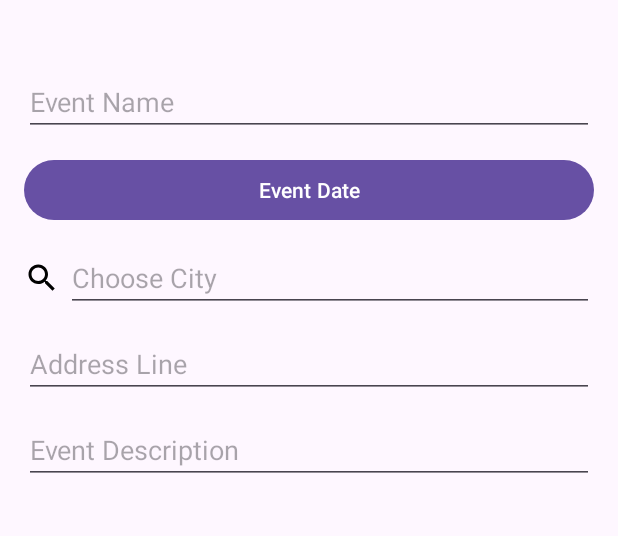
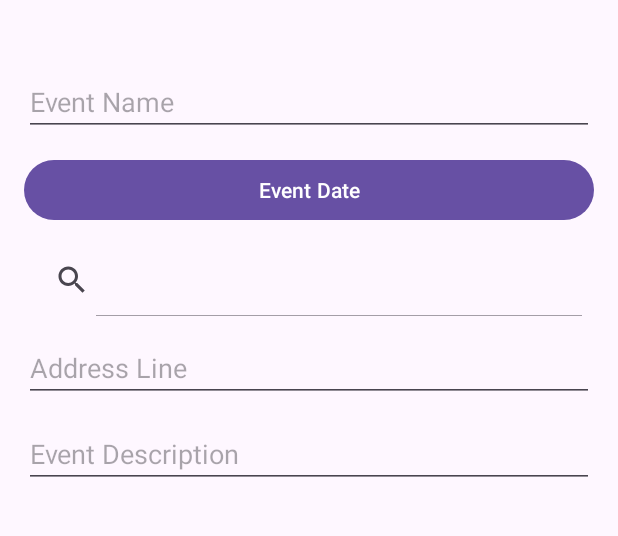
Before and after one commit to EinTheFrog/EventListExercise, an Android app: the screen it shows after launch (MainActivity), after a tap on "Add new event", on a phone screen of 412 x 824 dp, the part 70-606 px from its top. Run offline under Robolectric (Android 15) with nearby library versions, the phone set to English and light mode, and no system bars.

Commit message:
Add city suggestions

```diff
--- a/app/build.gradle
+++ b/app/build.gradle
@@ -57,7 +57,6 @@ dependencies {
 
     // room
     implementation "androidx.room:room-runtime:2.5.2"
-    annotationProcessor "androidx.room:room-compiler:2.5.2"
     kapt "androidx.room:room-compiler:2.5.2"
 
     // material
--- a/app/src/main/java/com/example/eventcalendar/domain/EventRepository.kt
+++ b/app/src/main/java/com/example/eventcalendar/domain/EventRepository.kt
@@ -1,6 +1,7 @@
 package com.example.eventcalendar.domain
 
 import com.example.eventcalendar.model.EventType
+import com.example.eventcalendar.model.domain.CityDomain
 import com.example.eventcalendar.model.domain.EventDomain
 
 interface EventRepository {
@@ -17,4 +18,6 @@ interface EventRepository {
     suspend fun changeEventType(eventId: Int, eventType: EventType): Result<EventDomain>
 
     suspend fun deleteEvent(eventId: Int): Result<Boolean>
+
+    suspend fun getCitySuggestions(searchQuery: String): Result<List<CityDomain>>
 }
--- a/app/src/main/java/com/example/eventcalendar/domain/EventRepositoryImpl.kt
+++ b/app/src/main/java/com/example/eventcalendar/domain/EventRepositoryImpl.kt
@@ -4,6 +4,7 @@ import com.example.eventcalendar.data.network.EventApi
 import com.example.eventcalendar.model.domain.EventDomain
 import com.example.eventcalendar.data.storage.EventDao
 import com.example.eventcalendar.model.EventType
+import com.example.eventcalendar.model.domain.CityDomain
 import com.example.eventcalendar.utils.mappers.EventMapper
 import kotlinx.coroutines.Dispatchers
 import kotlinx.coroutines.withContext
@@ -55,4 +56,8 @@ class EventRepositoryImpl @Inject constructor(
     override suspend fun deleteEvent(eventId: Int): Result<Boolean> {
         TODO("Not yet implemented")
     }
+
+    override suspend fun getCitySuggestions(searchQuery: String): Result<List<CityDomain>> {
+        TODO("Not yet implemented")
+    }
 }
--- a/app/src/main/java/com/example/eventcalendar/domain/EventRepositoryMock.kt
+++ b/app/src/main/java/com/example/eventcalendar/domain/EventRepositoryMock.kt
@@ -5,73 +5,89 @@ import com.example.eventcalendar.model.EventType
 import com.example.eventcalendar.model.domain.CityDomain
 import com.example.eventcalendar.model.domain.EventDomain
 import com.example.eventcalendar.model.domain.WeatherDomain
+import kotlinx.coroutines.Dispatchers
+import kotlinx.coroutines.withContext
 import java.util.Calendar
 import javax.inject.Inject
 import javax.inject.Singleton
 
 @Singleton
 class EventRepositoryMock @Inject constructor(): EventRepository {
+    private val cityList = listOf(
+        CityDomain(0, "Dubai", 0.0, 0.0, "UAE"),
+        CityDomain(1, "Saint Petersburg", 0.0, 0.0, "Russia"),
+        CityDomain(2, "Tbilisi", 0.0, 0.0, "Georgia"),
+        CityDomain(3, "Yerevan", 0.0, 0.0, "Armenia"),
+        CityDomain(4, "Moscow", 0.0, 0.0, "Russia"),
+        CityDomain(5, "Tel-Aviv", 0.0, 0.0, "Israel")
+    )
     private val eventList = mutableListOf(
-        EventDomain(0, "Event 0", CityDomain(0, "Dubai", 0.0, 0.0, "UAE"), "", WeatherDomain(0, 43.0, "", Calendar.getInstance()), Calendar.getInstance(), "", EventType.VISITED),
-        EventDomain(1, "Event 1", CityDomain(1, "Saint Petersburg", 0.0, 0.0, "Russia"), "", WeatherDomain(0, 23.0, "", Calendar.getInstance()), Calendar.getInstance(), "", EventType.VISITED),
-        EventDomain(2, "Event 2", CityDomain(2, "Tbilisi", 0.0, 0.0, "Georgia"), "", WeatherDomain(0, 31.5, "", Calendar.getInstance()), Calendar.getInstance(), "", EventType.COMING),
-        EventDomain(3, "Event 3", CityDomain(3, "Erevan", 0.0, 0.0, "Armenia"), "", WeatherDomain(0, 34.0, "", Calendar.getInstance()), Calendar.getInstance(), "", EventType.COMING),
-        EventDomain(4, "Event 4", CityDomain(4, "Moscow", 0.0, 0.0, "Russia"), "", WeatherDomain(0, 28.0, "", Calendar.getInstance()), Calendar.getInstance(), "", EventType.COMING),
-        EventDomain(5, "Event 5", CityDomain(5, "Tel-Aviv", 0.0, 0.0, "Israel"), "", WeatherDomain(0, 39.0, "", Calendar.getInstance()), Calendar.getInstance(), "", EventType.MISSED)
+        EventDomain(0, "Event 0", cityList[0], "", WeatherDomain(0, 43.0, "", Calendar.getInstance()), Calendar.getInstance(), "", EventType.VISITED),
+        EventDomain(1, "Event 1", cityList[1], "", WeatherDomain(0, 23.0, "", Calendar.getInstance()), Calendar.getInstance(), "", EventType.VISITED),
+        EventDomain(2, "Event 2", cityList[2], "", WeatherDomain(0, 31.5, "", Calendar.getInstance()), Calendar.getInstance(), "", EventType.COMING),
+        EventDomain(3, "Event 3", cityList[3], "", WeatherDomain(0, 34.0, "", Calendar.getInstance()), Calendar.getInstance(), "", EventType.COMING),
+        EventDomain(4, "Event 4", cityList[4], "", WeatherDomain(0, 28.0, "", Calendar.getInstance()), Calendar.getInstance(), "", EventType.COMING),
+        EventDomain(5, "Event 5", cityList[5], "", WeatherDomain(0, 39.0, "", Calendar.getInstance()), Calendar.getInstance(), "", EventType.MISSED)
     )
 
-    override suspend fun getEvents(): Result<List<EventDomain>> {
-        return Result.success(eventList)
+    override suspend fun getEvents() = withContext(Dispatchers.IO) {
+        return@withContext Result.success(eventList)
     }
 
-    override suspend fun getEventById(eventId: Int): Result<EventDomain> {
+    override suspend fun getEventById(eventId: Int) = withContext(Dispatchers.IO) {
         for (event in eventList) {
-            if (event.id == eventId) return Result.success(event)
+            if (event.id == eventId) return@withContext Result.success(event)
         }
-        return Result.failure(NotFoundException("Event not found"))
+        return@withContext Result.failure(NotFoundException("Event not found"))
     }
 
-    override suspend fun saveEvent(event: EventDomain): Result<Boolean> {
+    override suspend fun saveEvent(event: EventDomain) = withContext(Dispatchers.IO) {
         eventList.add(event)
-        return Result.success(true)
+        return@withContext Result.success(true)
     }
 
-    override suspend fun updateEvent(event: EventDomain): Result<Boolean> {
+    override suspend fun updateEvent(event: EventDomain) = withContext(Dispatchers.IO) {
         for (i in eventList.indices) {
             val oldEvent = eventList[i]
             if (oldEvent.id == event.id) {
                 eventList[i] = event
-                return Result.success(true)
+                return@withContext Result.success(true)
             }
         }
-        return Result.failure(NotFoundException("Event not found"))
+        return@withContext Result.failure(NotFoundException("Event not found"))
     }
 
-    override suspend fun generateEventId(): Result<Int> {
+    override suspend fun generateEventId() = withContext(Dispatchers.IO) {
         val lastId = if (eventList.isEmpty()) 0 else eventList.last().id
-        return Result.success(lastId + 1)
+        return@withContext Result.success(lastId + 1)
     }
 
-    override suspend fun changeEventType(eventId: Int, eventType: EventType): Result<EventDomain> {
+    override suspend fun changeEventType(eventId: Int, eventType: EventType) = withContext(Dispatchers.IO) {
         for (i in eventList.indices) {
             val event = eventList[i]
             if (event.id == eventId) {
                 val newEvent = event.copy(eventType = eventType)
                 eventList[i] = newEvent
-                return Result.success(newEvent)
+                return@withContext Result.success(newEvent)
             }
         }
-        return Result.failure(NotFoundException("Event not found"))
+        return@withContext Result.failure(NotFoundException("Event not found"))
     }
 
-    override suspend fun deleteEvent(eventId: Int): Result<Boolean> {
+    override suspend fun deleteEvent(eventId: Int) = withContext(Dispatchers.IO) {
         for (i in eventList.indices) {
             val event = eventList[i]
             if (event.id == eventId) {
                 eventList.removeAt(i)
-                return Result.success(true)
+                return@withContext Result.success(true)
             }
         }
-        return Result.failure(NotFoundException("Event not found"))
+        return@withContext Result.failure(NotFoundException("Event not found"))
+    }
+
+    override suspend fun getCitySuggestions(searchQuery: String) = withContext(Dispatchers.IO) {
+        return@withContext Result.success(
+            cityList.filter { it.name.contains(searchQuery, false) }
+        )
     }
 }
--- a/app/src/main/java/com/example/eventcalendar/ui/screens/createEvent/CreateEventFragment.kt
+++ b/app/src/main/java/com/example/eventcalendar/ui/screens/createEvent/CreateEventFragment.kt
@@ -1,7 +1,12 @@
 package com.example.eventcalendar.ui.screens.createEvent
 
+import android.app.SearchManager
 import android.content.Context
+import android.database.Cursor
+import android.database.MatrixCursor
 import android.os.Bundle
+import android.provider.BaseColumns
+import android.util.Log
 import android.view.LayoutInflater
 import android.view.Menu
 import android.view.MenuInflater
@@ -11,9 +16,11 @@ import android.view.View.OnFocusChangeListener
 import android.view.ViewGroup
 import android.widget.EditText
 import android.widget.Toast
-import androidx.activity.viewModels
 import androidx.appcompat.app.AppCompatActivity
+import androidx.appcompat.widget.SearchView
 import androidx.core.view.MenuProvider
+import androidx.cursoradapter.widget.CursorAdapter
+import androidx.cursoradapter.widget.SimpleCursorAdapter
 import androidx.fragment.app.Fragment
 import androidx.fragment.app.viewModels
 import androidx.lifecycle.Lifecycle
@@ -29,12 +36,20 @@ import com.example.eventcalendar.ui.viewmodels.createEvent.CreateEventIntent
 import com.example.eventcalendar.ui.viewmodels.createEvent.CreateEventState
 import com.example.eventcalendar.ui.viewmodels.createEvent.CreateEventViewModel
 import com.example.eventcalendar.utils.extensions.toReadableString
+import kotlinx.coroutines.flow.distinctUntilChanged
 import kotlinx.coroutines.launch
+import kotlin.math.roundToInt
 
 class CreateEventFragment: Fragment() {
     private lateinit var binding: FragmentCreateEventBinding
     private lateinit var viewModel: CreateEventViewModel
     private val args by navArgs<CreateEventFragmentArgs>()
+    private val cursorAdapter by lazy {
+        createCursorAdapter()
+    }
+
+    private var cityQuery = ""
+    private val cities = listOf("Moscow", "Dubai", "Saint Petersburg", "Yerevan", "Tbilisi")
 
     private val menuProvider = object: MenuProvider {
         override fun onCreateMenu(menu: Menu, menuInflater: MenuInflater) {
@@ -74,6 +89,7 @@ class CreateEventFragment: Fragment() {
     override fun onViewCreated(view: View, savedInstanceState: Bundle?) {
         super.onViewCreated(view, savedInstanceState)
         initActionBar()
+        initCitySearchView()
         activity?.addMenuProvider(menuProvider)
         binding.eventDateButton.setOnClickListener { showPickDateDialog() }
         viewModel.initState(args.eventId, EventType.getEventTypeById(args.eventTypeId))
@@ -86,6 +102,19 @@ class CreateEventFragment: Fragment() {
         super.onDestroyView()
     }
 
+    private fun createCursorAdapter(): SimpleCursorAdapter {
+        val ca = SimpleCursorAdapter(
+            context,
+            R.layout.item_search_suggestion,
+            null,
+            arrayOf(SearchManager.SUGGEST_COLUMN_TEXT_1),
+            intArrayOf(R.id.search_suggestion_text),
+            CursorAdapter.FLAG_REGISTER_CONTENT_OBSERVER
+        )
+        binding.eventCitySearchView.suggestionsAdapter = ca
+        return ca
+    }
+
     private fun initActionBar() {
         if (activity == null) return
         val appCompatActivity = activity as AppCompatActivity
@@ -95,6 +124,34 @@ class CreateEventFragment: Fragment() {
         actionBar.setHomeAsUpIndicator(R.drawable.baseline_close_24)
     }
 
+    private fun initCitySearchView() {
+        binding.eventCitySearchView.setOnQueryTextListener(object: SearchView.OnQueryTextListener {
+            override fun onQueryTextSubmit(query: String?): Boolean {
+                return false
+            }
+
+            override fun onQueryTextChange(newText: String?): Boolean {
+                cityQuery = newText ?: ""
+                viewModel.handleUserIntent(CreateEventIntent.GetCitySuggestions(newText ?: ""))
+                return true
+            }
+        })
+        binding.eventCitySearchView.setOnSuggestionListener(object: SearchView.OnSuggestionListener {
+            override fun onSuggestionSelect(position: Int): Boolean {
+                return false
+            }
+
+            override fun onSuggestionClick(position: Int): Boolean {
+                val cursor = binding.eventCitySearchView.suggestionsAdapter.getItem(position) as Cursor
+                val columnIndex = cursor.getColumnIndex(SearchManager.SUGGEST_COLUMN_TEXT_1)
+                if (columnIndex < 0) return true
+                val suggestion = cursor.getString(columnIndex)
+                viewModel.handleUserIntent(CreateEventIntent.UpdateCity(suggestion))
+                return true
+            }
+        })
+    }
+
     private fun showPickDateDialog() {
         val calendarFragment = DatePickerFragment()
         if (activity == null) return
@@ -102,12 +159,14 @@ class CreateEventFragment: Fragment() {
     }
 
     private fun subscribeToStateUpdates() {
-        lifecycleScope.launch {
+        viewLifecycleOwner.lifecycleScope.launch {
             viewLifecycleOwner.repeatOnLifecycle(Lifecycle.State.STARTED) {
                 viewModel.state.collect { state ->
                     when(state) {
                         is CreateEventState.Default -> {
                             updateInputs(state)
+                            val suggestions = state.suggestedCities.map { it.name }
+                            updateCitySuggestions(suggestions)
                         }
                         is CreateEventState.IncorrectInput -> {
                             val toast = Toast(requireContext())
@@ -134,9 +193,19 @@ class CreateEventFragment: Fragment() {
         binding.eventNameInput.setTextIfNotInFocus(createEventState.eventName)
         binding.eventDateButton.text =
             createEventState.eventDate?.toReadableString() ?: getString(R.string.event_date_hint)
-        binding.eventCityInput.setTextIfNotInFocus(createEventState.eventCity)
+        // binding.eventCitySearchView.setQuery(createEventState.eventCity?.name, true)
         binding.eventAddressInput.setTextIfNotInFocus(createEventState.eventAddress)
         binding.eventDescriptionInput.setTextIfNotInFocus(createEventState.eventDescription)
+    }
+
+    private fun updateCitySuggestions(suggestions: List<String>) {
+        val cursor = MatrixCursor(arrayOf(BaseColumns._ID, SearchManager.SUGGEST_COLUMN_TEXT_1))
+        suggestions.forEachIndexed { index, suggestion ->
+            if (suggestions[index].contains(cityQuery, false)) {
+                cursor.addRow(arrayOf(index, suggestion))
+            }
+        }
+        cursorAdapter.changeCursor(cursor)
     }
 
     private fun EditText.setTextIfNotInFocus(text: String) {
@@ -156,12 +225,11 @@ class CreateEventFragment: Fragment() {
                 val editText = v as EditText
                 viewModel.handleUserIntent(CreateEventIntent.UpdateName(editText.text.toString()))
             }
-        binding.eventCityInput.onFocusChangeListener =
-            OnFocusChangeListener { v, hasFocus ->
-                if (hasFocus) return@OnFocusChangeListener
-                val editText = v as EditText
-                viewModel.handleUserIntent(CreateEventIntent.UpdateCity(editText.text.toString()))
-            }
+/*        binding.eventCitySearchView.setOnQueryTextFocusChangeListener { v, hasFocus ->
+            if (hasFocus) return@setOnQueryTextFocusChangeListener
+            val searchView = v as SearchView
+            setRealSearchViewQuery(searchView)
+        }*/
         binding.eventAddressInput.onFocusChangeListener =
             OnFocusChangeListener { v, hasFocus ->
                 if (hasFocus) return@OnFocusChangeListener
@@ -176,11 +244,19 @@ class CreateEventFragment: Fragment() {
             }
     }
 
+    private fun setRealSearchViewQuery(searchView: SearchView) {
+        val state = viewModel.state.value
+        if (state is CreateEventState.Default) {
+            searchView.setQuery(state.eventCity?.name, true)
+        } else if (state is CreateEventState.IncorrectInput) {
+            searchView.setQuery(state.eventCity?.name, true)
+        }
+    }
+
     private fun updateInputState() {
         viewModel.handleUserIntent(
             CreateEventIntent.UpdateTextInputs(
             newName = binding.eventNameInput.text.toString(),
-            newCity = binding.eventCityInput.text.toString(),
             newAddress = binding.eventAddressInput.text.toString(),
             newDescription = binding.eventDescriptionInput.text.toString()
         ))
--- a/app/src/main/java/com/example/eventcalendar/ui/viewmodels/createEvent/CreateEventIntent.kt
+++ b/app/src/main/java/com/example/eventcalendar/ui/viewmodels/createEvent/CreateEventIntent.kt
@@ -1,11 +1,11 @@
 package com.example.eventcalendar.ui.viewmodels.createEvent
 
+import com.example.eventcalendar.model.domain.CityDomain
 import java.util.Calendar
 
 sealed class CreateEventIntent {
     data class UpdateTextInputs(
         val newName: String,
-        val newCity: String,
         val newAddress: String,
         val newDescription: String
     ): CreateEventIntent()
@@ -13,7 +13,9 @@ sealed class CreateEventIntent {
     data class UpdateName(val newName: String): CreateEventIntent()
     data class UpdateDate(val newDate: Calendar): CreateEventIntent()
 
-    data class UpdateCity(val newCity: String): CreateEventIntent()
+    data class GetCitySuggestions(val citySearchQuery: String): CreateEventIntent()
+
+    data class UpdateCity(val newCityName: String): CreateEventIntent()
 
     data class UpdateAddress(val newAddress: String): CreateEventIntent()
 
--- a/app/src/main/java/com/example/eventcalendar/ui/viewmodels/createEvent/CreateEventState.kt
+++ b/app/src/main/java/com/example/eventcalendar/ui/viewmodels/createEvent/CreateEventState.kt
@@ -1,6 +1,7 @@
 package com.example.eventcalendar.ui.viewmodels.createEvent
 
 import com.example.eventcalendar.model.EventType
+import com.example.eventcalendar.model.domain.CityDomain
 import java.util.Calendar
 
 sealed class CreateEventState {
@@ -9,10 +10,11 @@ sealed class CreateEventState {
         val eventId: Int,
         val eventName: String,
         val eventDate: Calendar?,
-        val eventCity: String,
+        val eventCity: CityDomain?,
         val eventAddress: String,
         val eventDescription: String,
-        val eventType: EventType
+        val eventType: EventType,
+        val suggestedCities: List<CityDomain>
     ): CreateEventState() {
         fun toIncorrectInput(): IncorrectInput = IncorrectInput(
             eventId = eventId,
@@ -22,7 +24,8 @@ sealed class CreateEventState {
             eventCity = eventCity,
             eventAddress = eventAddress,
             eventDescription = eventDescription,
-            eventType = eventType
+            eventType = eventType,
+            suggestedCities = suggestedCities
         )
     }
 
@@ -31,10 +34,11 @@ sealed class CreateEventState {
         val numberOfAttempts: Int,
         val eventName: String,
         val eventDate: Calendar?,
-        val eventCity: String,
+        val eventCity: CityDomain?,
         val eventAddress: String,
         val eventDescription: String,
-        val eventType: EventType
+        val eventType: EventType,
+        val suggestedCities: List<CityDomain>
     ): CreateEventState() {
         fun toDefault(): Default = Default(
             eventId = eventId,
@@ -43,7 +47,8 @@ sealed class CreateEventState {
             eventCity = eventCity,
             eventAddress = eventAddress,
             eventDescription = eventDescription,
-            eventType = eventType
+            eventType = eventType,
+            suggestedCities = suggestedCities
         )
     }
 
--- a/app/src/main/res/layout/fragment_create_event.xml
+++ b/app/src/main/res/layout/fragment_create_event.xml
@@ -27,27 +27,19 @@
         app:layout_constraintTop_toBottomOf="@id/event_name_input"
         app:layout_constraintEnd_toEndOf="parent" />
 
-    <ImageView
-        android:id="@+id/search_icon"
-        android:inputType="text"
-        android:src="@drawable/baseline_search_24"
-        android:layout_width="wrap_content"
-        android:layout_height="wrap_content"
-        app:layout_constraintStart_toStartOf="parent"
-        app:layout_constraintTop_toTopOf="@id/event_city_input"
-        app:layout_constraintBottom_toBottomOf="@id/event_city_input" />
 
-    <EditText
-        android:id="@+id/event_city_input"
-        android:inputType="text"
+    <androidx.appcompat.widget.SearchView
+        android:id="@+id/event_city_search_view"
         android:hint="@string/event_city_hint"
         android:layout_width="0dp"
         android:layout_height="wrap_content"
-        android:layout_marginStart="4dp"
         android:layout_marginTop="12dp"
-        app:layout_constraintStart_toEndOf="@id/search_icon"
+        app:iconifiedByDefault="false"
+        app:layout_constraintStart_toStartOf="parent"
         app:layout_constraintTop_toBottomOf="@id/event_date_button"
-        app:layout_constraintEnd_toEndOf="parent" />
+        app:layout_constraintEnd_toEndOf="parent">
+
+    </androidx.appcompat.widget.SearchView>
 
     <EditText
         android:id="@+id/event_address_input"
@@ -57,7 +49,7 @@
         android:layout_height="wrap_content"
         android:layout_marginTop="12dp"
         app:layout_constraintStart_toStartOf="parent"
-        app:layout_constraintTop_toBottomOf="@id/event_city_input"
+        app:layout_constraintTop_toBottomOf="@id/event_city_search_view"
         app:layout_constraintEnd_toEndOf="parent" />
 
     <EditText
```
Also changed, not shown: app/src/main/java/com/example/eventcalendar/ui/viewmodels/createEvent/CreateEventViewModel.kt (+39 -15 lines), app/src/main/res/layout/item_search_suggestion.xml (added, +11 -0 lines).
